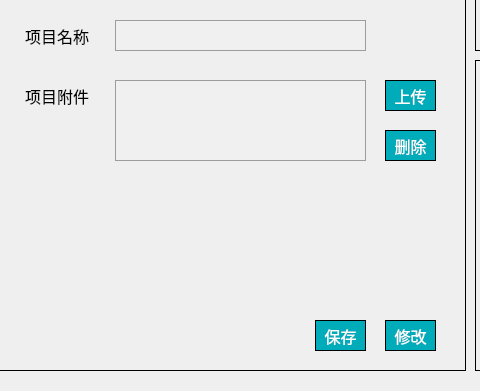
First picture: the form in NoiseCalSoft/widget.ui, repository haobana/NoiCal, before the edit; both pictures show x 238 to 718 and y 410 to 801 of the 1391 by 801 pixel window.
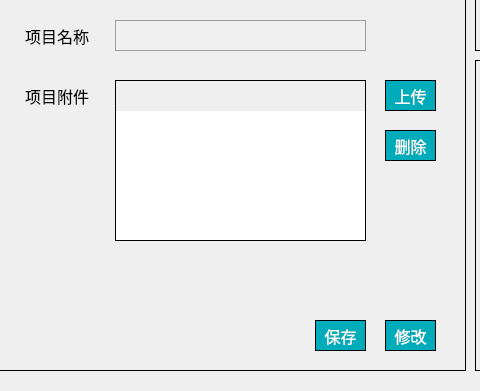
Second picture: the form after the edit. The open tabs and pages were chosen to show the change. Icons and pictures are not drawn.

```diff
--- a/NoiseCalSoft/widget.ui
+++ b/NoiseCalSoft/widget.ui
@@ -1224,29 +1224,6 @@
        <set>Qt::AlignLeading|Qt::AlignLeft|Qt::AlignVCenter</set>
       </property>
      </widget>
-     <widget class="QLineEdit" name="lineEdit_6">
-      <property name="geometry">
-       <rect>
-        <x>140</x>
-        <y>360</y>
-        <width>251</width>
-        <height>81</height>
-       </rect>
-      </property>
-      <property name="font">
-       <font>
-        <family>Microsoft YaHei</family>
-        <pointsize>10</pointsize>
-       </font>
-      </property>
-      <property name="styleSheet">
-       <string notr="true">background-color: rgb(240, 240, 240);
-border: 1px solid #9C9C9C;</string>
-      </property>
-      <property name="readOnly">
-       <bool>true</bool>
-      </property>
-     </widget>
      <widget class="QPushButton" name="pushButton_prj_revise">
       <property name="geometry">
        <rect>
@@ -1459,6 +1436,74 @@
        <string>删除</string>
       </property>
      </widget>
+     <widget class="QTableWidget" name="tableWidget_project_attachment">
+      <property name="geometry">
+       <rect>
+        <x>140</x>
+        <y>360</y>
+        <width>251</width>
+        <height>161</height>
+       </rect>
+      </property>
+      <property name="styleSheet">
+       <string notr="true">/*设置标题(包括垂直+水平的)*/
+QHeaderView
+{							
+	
+	font-size: 15px;				/*字大小*/
+	font-family: '黑体';
+	/*border: 1px solid #B4B4B4;*/
+	border:none;
+    /*border-bottom: 2px solid #999999; */		/*下边框颜色*/
+    /*background: #9DC6E6;*/				/*背景浅蓝色*/ 
+	min-height:30px;
+	text-align: center;	       
+}
+
+
+/*设置标题(水平的)*/
+QHeaderView::section:horizontal { 					
+        border: 1px solid #AFAFAF; 			/*间隔颜色*/
+	    border-bottom: 2px solid #999999; 							
+        color: black;
+        background: #9DC6E6;
+}
+
+/*设置鼠标停留状态*/
+QHeaderView::section:horizontal:hover 
+{			
+        color: black;							/*字体白色*/
+        background: #82AFC9;				/*背景深蓝色*/
+}
+
+/*设置鼠标按下状态*/
+QHeaderView::section:horizontal:pressed 
+{			
+        color: black;
+        background: #82AFC9;
+		border-bottom: 3px solid #037BFC;				
+}
+
+
+QTableWidget 
+{
+		font-size: 14px;				/*10榜*/				
+		color : black;				
+        border: 1px solid #000000;		
+        background: white;
+        gridline-color: #E0E0E0;	
+        text-align: center;	
+        outline:0px;			/*禁止焦点*/
+}
+
+/*设置选中的视图项*/
+QTableWidget::item:selected
+{				    
+		border: 2px solid #0398FC;	
+        color : black;				
+}</string>
+      </property>
+     </widget>
     </widget>
     <widget class="QWidget" name="widget_noi_limit" native="true">
      <property name="geometry">
```
Left out of the diff: 68 changed lines with no effect on the pictures.
